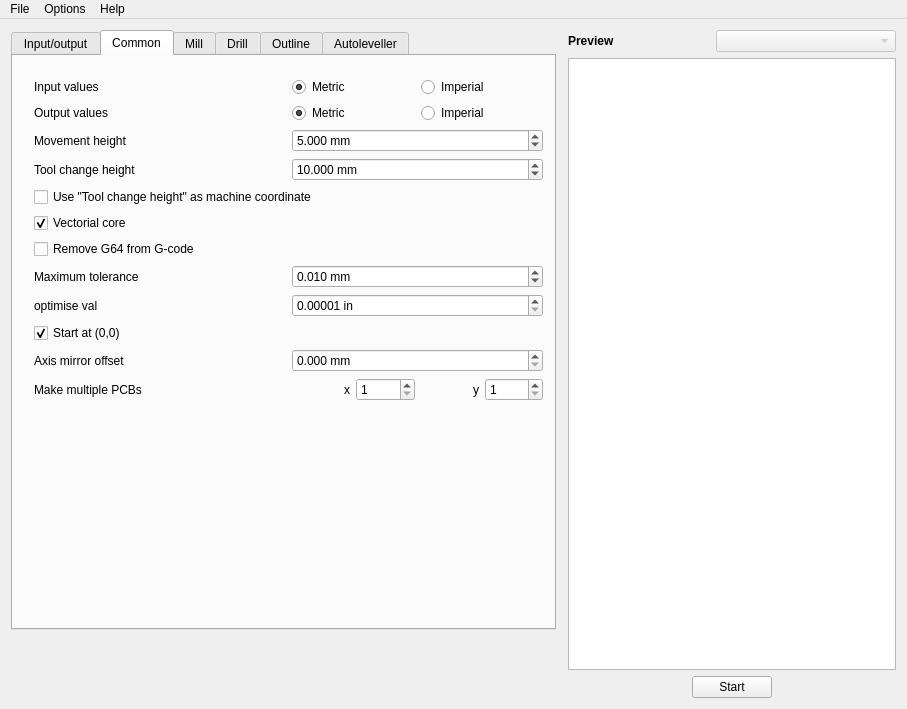
Above: mainwindow.ui from pcb2gcode/pcb2gcodeGUI before the change. Below: the same form after it.
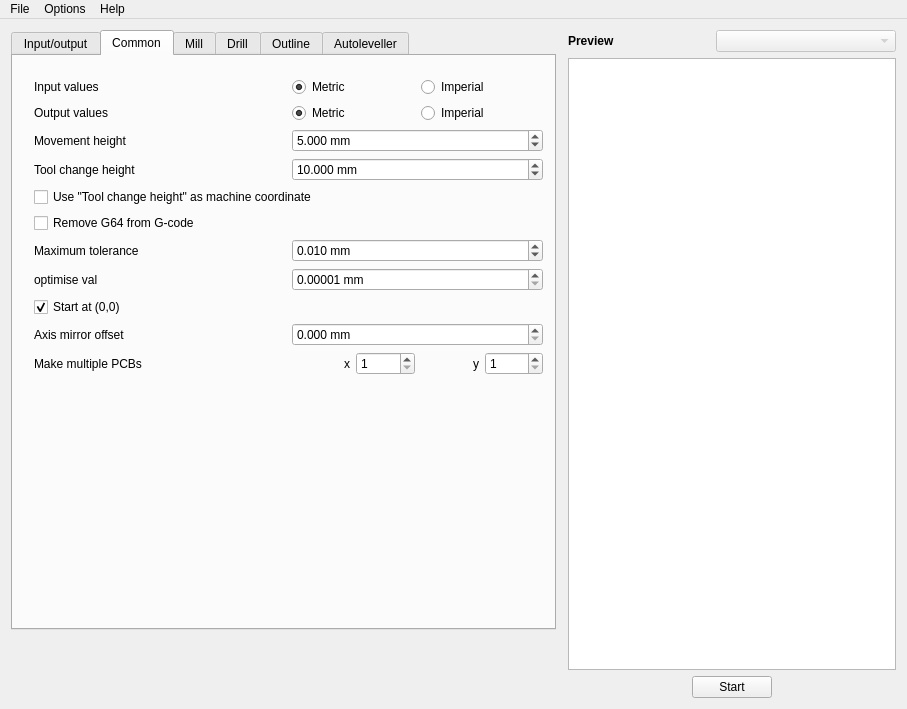
That is the form after the change.

Commit message: Remove --vectorial as its now mandatory

Patch:
```diff
--- a/mainwindow.ui
+++ b/mainwindow.ui
@@ -561,19 +561,6 @@
             </widget>
            </item>
            <item row="5" column="0" colspan="2">
-            <widget class="QCheckBox" name="vectorialCheckBox">
-             <property name="toolTip">
-              <string>&lt;html&gt;&lt;head/&gt;&lt;body&gt;&lt;p&gt;&lt;span style=&quot; font-style:italic;&quot;&gt;--vectorial&lt;/span&gt;&lt;/p&gt;&lt;p&gt;enable the new vectorial core. This new core offers much better performances, higher precision, smaller output files and support for internal cutoffs (like thermal pads).&lt;/p&gt;&lt;/body&gt;&lt;/html&gt;</string>
-             </property>
-             <property name="text">
-              <string>Vectorial core</string>
-             </property>
-             <property name="checked">
-              <bool>true</bool>
-             </property>
-            </widget>
-           </item>
-           <item row="6" column="0" colspan="2">
             <widget class="QCheckBox" name="nog64CheckBox">
              <property name="toolTip">
               <string>&lt;html&gt;&lt;head/&gt;&lt;body&gt;&lt;p&gt;&lt;span style=&quot; font-style:italic;&quot;&gt;--nog64&lt;/span&gt;&lt;/p&gt;&lt;p&gt;do not explicitly set G64 inside the output gcode. This option makes the gcode compatible with low-end cnc controllers (like grbl)&lt;/p&gt;&lt;/body&gt;&lt;/html&gt;</string>
@@ -589,7 +576,7 @@
              </property>
             </widget>
            </item>
-           <item row="7" column="0">
+           <item row="6" column="0">
             <widget class="QLabel" name="toleranceLabel">
              <property name="toolTip">
               <string>&lt;html&gt;&lt;head/&gt;&lt;body&gt;&lt;p&gt;&lt;span style=&quot; font-style:italic;&quot;&gt;--tolerance&lt;/span&gt;&lt;/p&gt;&lt;p&gt;maximum deviation from toolpath&lt;/p&gt;&lt;/body&gt;&lt;/html&gt;</string>
@@ -602,7 +589,7 @@
              </property>
             </widget>
            </item>
-           <item row="7" column="1">
+           <item row="6" column="1">
             <widget class="QDoubleSpinBox" name="toleranceDoubleSpinBox">
              <property name="enabled">
               <bool>true</bool>
@@ -630,7 +617,7 @@
              </property>
             </widget>
            </item>
-           <item row="8" column="0">
+           <item row="7" column="0">
             <widget class="QLabel" name="optimiseLabel">
              <property name="toolTip">
               <string>&lt;html&gt;&lt;head/&gt;&lt;body&gt;&lt;p&gt;&lt;span style=&quot; font-style:italic;&quot;&gt;--optimise&lt;/span&gt;&lt;/p&gt;&lt;p&gt;optimise output gcode, reducing its output size up to 95%, while accepting a very little loss of precision&lt;/p&gt;&lt;/body&gt;&lt;/html&gt;</string>
@@ -643,7 +630,7 @@
              </property>
             </widget>
            </item>
-           <item row="8" column="1">
+           <item row="7" column="1">
             <widget class="QDoubleSpinBox" name="optimiseDoubleSpinBox">
              <property name="enabled">
               <bool>true</bool>
@@ -652,7 +639,7 @@
               <string>&lt;html&gt;&lt;head/&gt;&lt;body&gt;&lt;p&gt;&lt;span style=&quot; font-style:italic;&quot;&gt;--optimise&lt;/span&gt;&lt;/p&gt;&lt;p&gt;optimise output gcode, reducing its output size up to 95%, while accepting a very little loss of precision&lt;/p&gt;&lt;/body&gt;&lt;/html&gt;</string>
              </property>
              <property name="suffix">
-              <string> in</string>
+              <string> mm </string>
              </property>
              <property name="decimals">
               <number>5</number>
@@ -671,7 +658,7 @@
              </property>
             </widget>
            </item>
-           <item row="9" column="0" colspan="2">
+           <item row="8" column="0" colspan="2">
             <widget class="QCheckBox" name="zerostartCheckBox">
              <property name="toolTip">
               <string>&lt;html&gt;&lt;head/&gt;&lt;body&gt;&lt;p&gt;&lt;span style=&quot; font-style:italic;&quot;&gt;--zero-start&lt;/span&gt;&lt;/p&gt;&lt;p&gt;set the starting point of the project at (0,0). With this option the projet will be between (0,0) and (max_x_value, max_y_value) (positive values)&lt;/p&gt;&lt;/body&gt;&lt;/html&gt;</string>
@@ -684,7 +671,7 @@
              </property>
             </widget>
            </item>
-           <item row="10" column="0">
+           <item row="9" column="0">
             <widget class="QLabel" name="mirroraxisLabel">
              <property name="toolTip">
               <string>&lt;html&gt;&lt;head/&gt;&lt;body&gt;&lt;p&gt;&lt;span style=&quot; font-style:italic;&quot;&gt;--mirror-axis&lt;/span&gt;&lt;/p&gt;&lt;p&gt;Distance from zero axis to flip the bcb around&lt;/p&gt;&lt;/body&gt;&lt;/html&gt;</string>
@@ -697,7 +684,7 @@
              </property>
             </widget>
            </item>
-           <item row="10" column="1">
+           <item row="9" column="1">
             <widget class="QDoubleSpinBox" name="mirroraxisDoubleSpinBox">
              <property name="enabled">
               <bool>true</bool>
@@ -725,7 +712,7 @@
              </property>
             </widget>
            </item>
-           <item row="11" column="0">
+           <item row="10" column="0">
             <widget class="QLabel" name="tileLabel">
              <property name="toolTip">
               <string>&lt;html&gt;&lt;head/&gt;&lt;body&gt;&lt;p&gt;&lt;span style=&quot; font-style:italic;&quot;&gt;--tile-x&lt;/span&gt;, &lt;span style=&quot; font-style:italic;&quot;&gt;--tile-y&lt;/span&gt;&lt;/p&gt;&lt;p&gt;number of tiling rows/columns&lt;/p&gt;&lt;/body&gt;&lt;/html&gt;</string>
@@ -735,7 +722,7 @@
              </property>
             </widget>
            </item>
-           <item row="11" column="1">
+           <item row="10" column="1">
             <layout class="QHBoxLayout" name="tileHorizontalLayout">
              <item>
               <widget class="QLabel" name="tilexLabel">
@@ -791,7 +778,7 @@
              </item>
             </layout>
            </item>
-           <item row="12" column="0" colspan="2">
+           <item row="11" column="0" colspan="2">
             <spacer name="verticalSpacer_7">
              <property name="orientation">
               <enum>Qt::Vertical</enum>
```
The commit also changes 2 other files.
